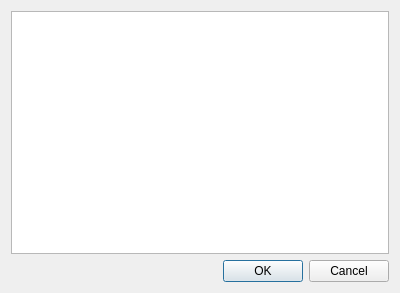
The window that localassistant/qt_gui/ui_file/chat_hitl.ui (Linos1391/localassistant) describes before a commit, drawn with Qt 5.
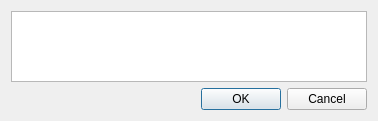
The same window after the commit.

Commit message: feat: hitl part 3

The edit to the form file:
```diff
--- a/localassistant/qt_gui/ui_file/chat_hitl.ui
+++ b/localassistant/qt_gui/ui_file/chat_hitl.ui
@@ -6,8 +6,8 @@
    <rect>
     <x>0</x>
     <y>0</y>
-    <width>400</width>
-    <height>293</height>
+    <width>378</width>
+    <height>121</height>
    </rect>
   </property>
   <property name="windowTitle">
```
